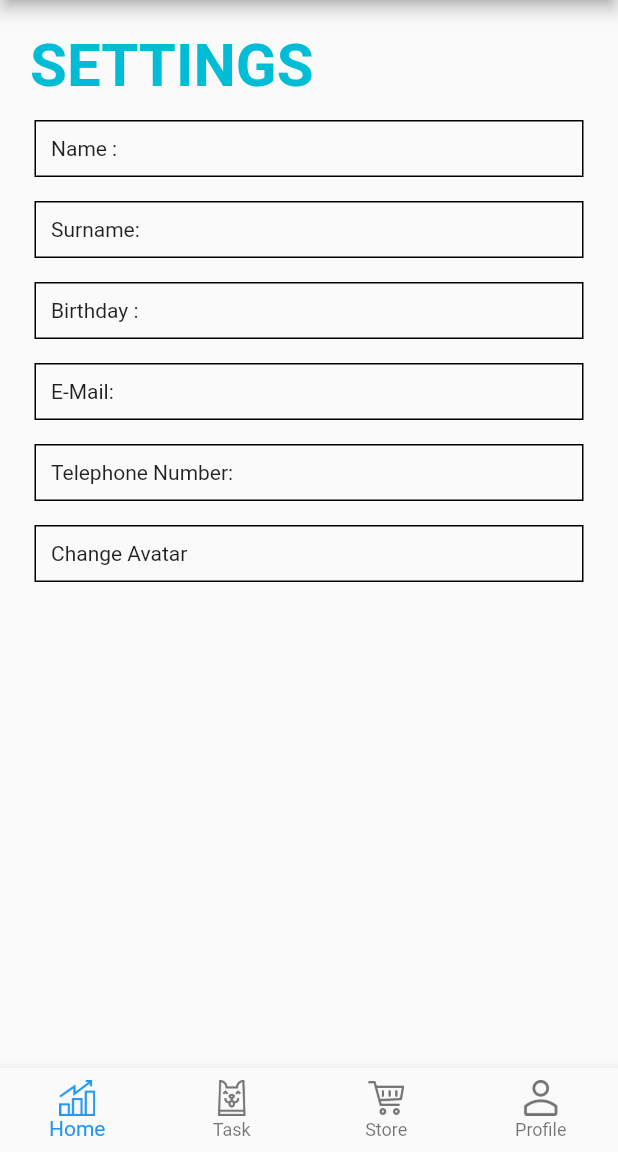
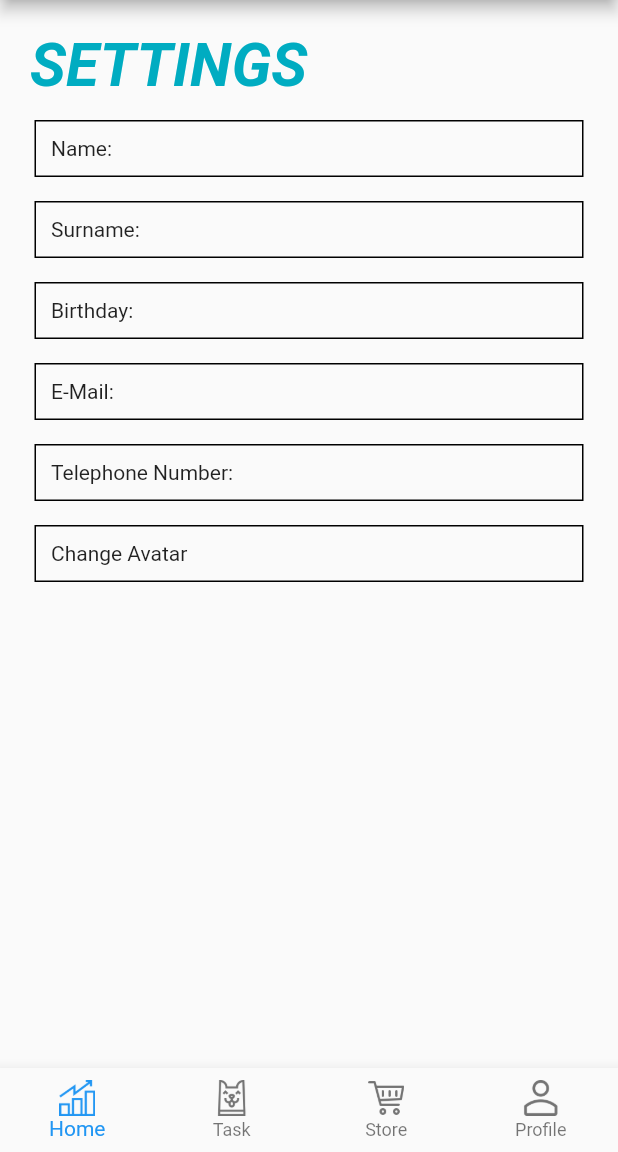
Before and after one commit to MaxAndolini/act0ne, a Flutter app: the Settings screen opened directly, on a phone screen of 412 x 824 dp, the part 84-1236 px from its top. Run offline on Flutter 3.47's test engine with Material 2 defaults, Android fonts, the light colour scheme and no system bars; our stand-ins replace splashscreen.

Commit message:
Update settings.dart

```diff
--- a/lib/settings.dart
+++ b/lib/settings.dart
@@ -35,8 +35,9 @@ class Settings extends StatelessWidget {
               Text(
                 "SETTINGS",
                 style: TextStyle(
-                    color: Colors.cyan[500],
+                    color: Colors.cyan[600],
                     fontWeight: FontWeight.bold,
+                    fontStyle: FontStyle.italic,
                     fontSize: 40),
               ),
               SizedBox(
@@ -50,7 +51,7 @@ class Settings extends StatelessWidget {
                 child: Row(
                   children: [
                     Text(
-                      "Name :",
+                      "Name:",
                     )
                   ],
                 ),
@@ -82,7 +83,7 @@ class Settings extends StatelessWidget {
                 child: Row(
                   children: [
                     Text(
-                      "Birthday :",
+                      "Birthday:",
                     )
                   ],
                 ),
```
